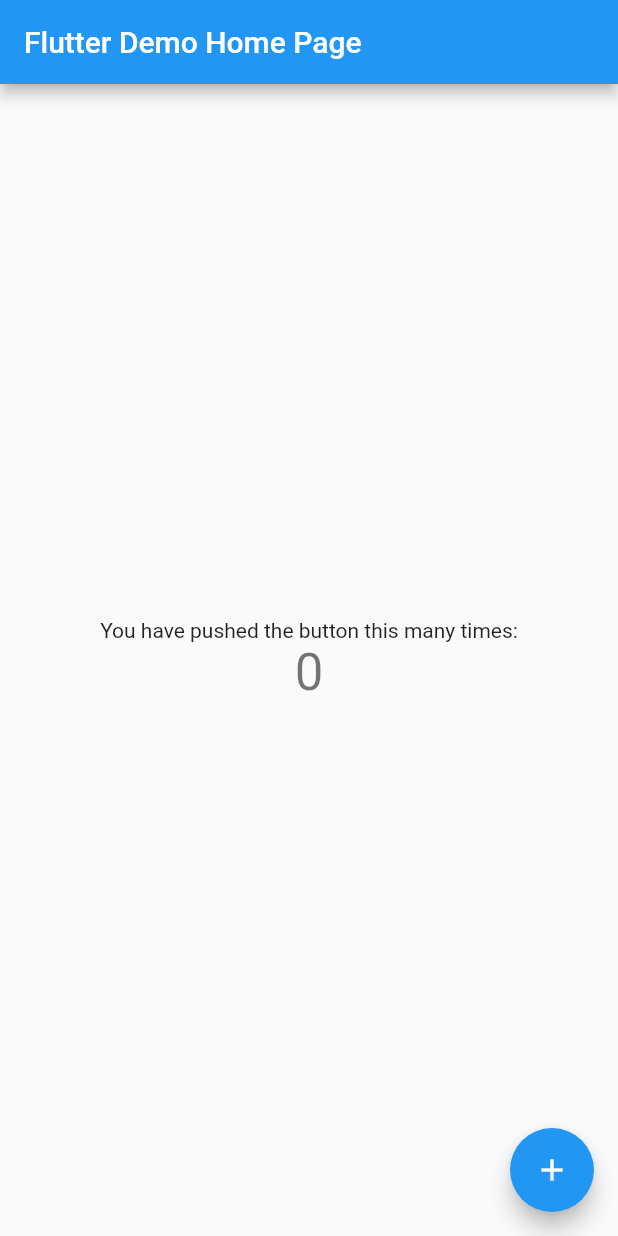
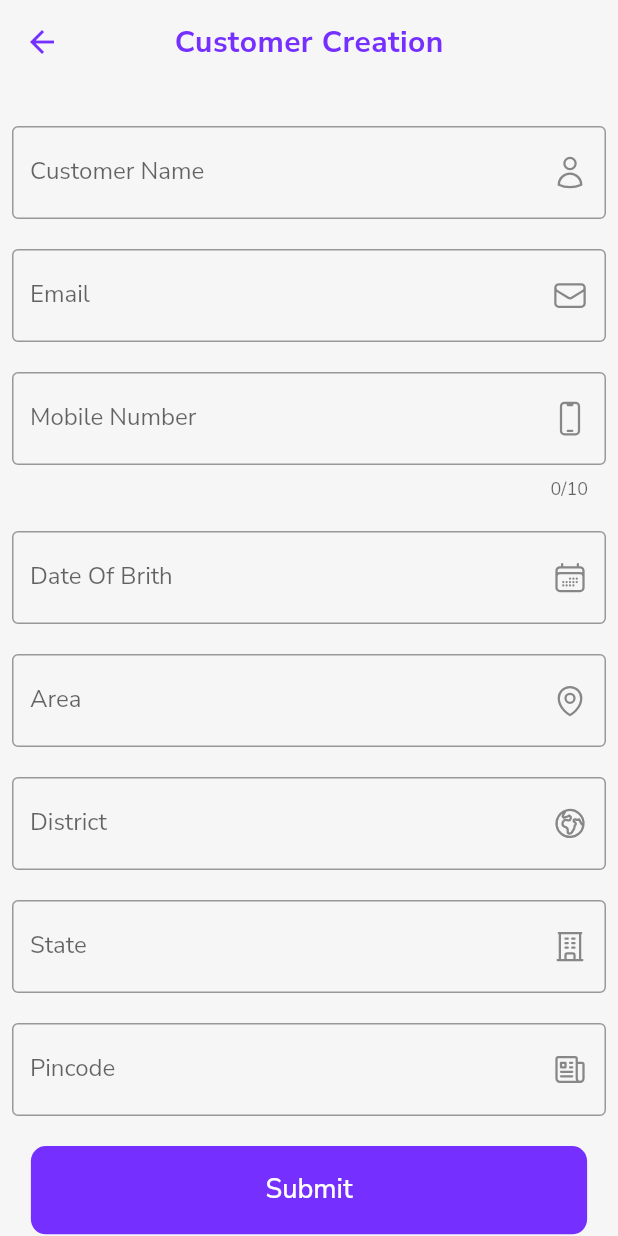
Before and after one commit to thirvusoft/senthur-murugan-borewells, a Flutter app: the screen it shows after launch, on a phone screen of 412 x 824 dp. Run offline on Flutter 3.47's test engine with Material 2 defaults, Android fonts, the light colour scheme and no system bars; our stand-ins replace get, google_fonts, heroicons, syncfusion_flutter_datepicker.

Commit message:
customer creation page

```diff
--- /dev/null
+++ b/lib/controller/apiservice.dart
@@ -0,0 +1,26 @@
+import 'package:get/get.dart';
+import 'package:http/http.dart' as http;
+
+class ApiService extends GetxService {
+  Future<ApiResponse> get(String methodName, args) async {
+    final url = "https://oxo.thirvusoft.co.in/api/method/$methodName";
+     final uri = Uri.parse(url).replace(queryParameters: args);
+
+    final response = await http.get(uri);
+
+    return ApiResponse(
+      statusCode: response.statusCode,
+      body: response.body,
+    );
+  }
+}
+
+class ApiResponse {
+  final int statusCode;
+  final String body;
+
+  ApiResponse({
+    required this.statusCode,
+    required this.body,
+  });
+}
--- /dev/null
+++ b/lib/controller/routes.dart
@@ -0,0 +1,13 @@
+import 'package:get/get_navigation/src/routes/get_route.dart';
+
+import '../page/customer_creation.dart';
+class Routes {
+  static String customercreation = '/Customercreation';
+
+}
+final getPages=[
+   GetPage(
+    name: Routes.customercreation,
+    page: () => const Customercreation(),
+  ),
+];
--- a/lib/main.dart
+++ b/lib/main.dart
@@ -1,4 +1,8 @@
 import 'package:flutter/material.dart';
+import 'package:get/get_navigation/src/root/get_material_app.dart';
+import 'package:google_fonts/google_fonts.dart';
+
+import 'controller/routes.dart';
 
 void main() {
   runApp(const MyApp());
@@ -7,109 +11,40 @@
 class MyApp extends StatelessWidget {
   const MyApp({super.key});
 
-  // This widget is the root of your application.
   @override
   Widget build(BuildContext context) {
-    return MaterialApp(
-      title: 'Flutter Demo',
+    return GetMaterialApp(
+      debugShowCheckedModeBanner: false,
+      initialRoute: Routes.customercreation,
+      getPages: getPages,
       theme: ThemeData(
-        // This is the theme of your application.
-        //
-        // Try running your application with "flutter run". You'll see the
-        // application has a blue toolbar. Then, without quitting the app, try
-        // changing the primarySwatch below to Colors.green and then invoke
-        // "hot reload" (press "r" in the console where you ran "flutter run",
-        // or simply save your changes to "hot reload" in a Flutter IDE).
-        // Notice that the counter didn't reset back to zero; the application
-        // is not restarted.
-        primarySwatch: Colors.blue,
+        scaffoldBackgroundColor: const Color(0xFFF6F6F6),
+        textTheme: GoogleFonts.nunitoSansTextTheme(
+          Theme.of(context).textTheme,
+        ),
+        primarySwatch: createMaterialColor(const Color(0xFF752FFF)),
+        visualDensity: VisualDensity.adaptivePlatformDensity,
       ),
-      home: const MyHomePage(title: 'Flutter Demo Home Page'),
     );
   }
 }
 
-class MyHomePage extends StatefulWidget {
-  const MyHomePage({super.key, required this.title});
+MaterialColor createMaterialColor(Color color) {
+  List strengths = <double>[.05];
+  Map<int, Color> swatch = {};
+  final int r = color.red, g = color.green, b = color.blue;
 
-  // This widget is the home page of your application. It is stateful, meaning
-  // that it has a State object (defined below) that contains fields that affect
-  // how it looks.
-
-  // This class is the configuration for the state. It holds the values (in this
-  // case the title) provided by the parent (in this case the App widget) and
-  // used by the build method of the State. Fields in a Widget subclass are
-  // always marked "final".
-
-  final String title;
-
-  @override
-  State<MyHomePage> createState() => _MyHomePageState();
-}
-
-class _MyHomePageState extends State<MyHomePage> {
-  int _counter = 0;
-
-  void _incrementCounter() {
-    setState(() {
-      // This call to setState tells the Flutter framework that something has
-      // changed in this State, which causes it to rerun the build method below
-      // so that the display can reflect the updated values. If we changed
-      // _counter without calling setState(), then the build method would not be
-      // called again, and so nothing would appear to happen.
-      _counter++;
-    });
+  for (int i = 1; i < 10; i++) {
+    strengths.add(0.1 * i);
   }
-
-  @override
-  Widget build(BuildContext context) {
-    // This method is rerun every time setState is called, for instance as done
-    // by the _incrementCounter method above.
-    //
-    // The Flutter framework has been optimized to make rerunning build methods
-    // fast, so that you can just rebuild anything that needs updating rather
-    // than having to individually change instances of widgets.
-    return Scaffold(
-      appBar: AppBar(
-        // Here we take the value from the MyHomePage object that was created by
-        // the App.build method, and use it to set our appbar title.
-        title: Text(widget.title),
-      ),
-      body: Center(
-        // Center is a layout widget. It takes a single child and positions it
-        // in the middle of the parent.
-        child: Column(
-          // Column is also a layout widget. It takes a list of children and
-          // arranges them vertically. By default, it sizes itself to fit its
-          // children horizontally, and tries to be as tall as its parent.
-          //
-          // Invoke "debug painting" (press "p" in the console, choose the
-          // "Toggle Debug Paint" action from the Flutter Inspector in Android
-          // Studio, or the "Toggle Debug Paint" command in Visual Studio Code)
-          // to see the wireframe for each widget.
-          //
-          // Column has various properties to control how it sizes itself and
-          // how it positions its children. Here we use mainAxisAlignment to
-          // center the children vertically; the main axis here is the vertical
-          // axis because Columns are vertical (the cross axis would be
-          // horizontal).
-          mainAxisAlignment: MainAxisAlignment.center,
-          children: <Widget>[
-            const Text(
-              'You have pushed the button this many times:',
-            ),
-            Text(
-              '$_counter',
-              style: Theme.of(context).textTheme.headline4,
-            ),
-          ],
-        ),
-      ),
-      floatingActionButton: FloatingActionButton(
-        onPressed: _incrementCounter,
-        tooltip: 'Increment',
-        child: const Icon(Icons.add),
-      ), // This trailing comma makes auto-formatting nicer for build methods.
+  for (var strength in strengths) {
+    final double ds = 0.5 - strength;
+    swatch[(strength * 1000).round()] = Color.fromRGBO(
+      r + ((ds < 0 ? r : (255 - r)) * ds).round(),
+      g + ((ds < 0 ? g : (255 - g)) * ds).round(),
+      b + ((ds < 0 ? b : (255 - b)) * ds).round(),
+      1,
     );
   }
+  return MaterialColor(color.value, swatch);
 }
--- /dev/null
+++ b/lib/page/customer_creation.dart
@@ -0,0 +1,165 @@
+import 'package:flutter/material.dart';
+import 'package:heroicons/heroicons.dart';
+import 'package:senthur_murugan/controller/apiservice.dart';
+import 'package:senthur_murugan/widgets/appbar.dart';
+import 'package:senthur_murugan/widgets/custom_button.dart';
+import 'package:senthur_murugan/widgets/datepicker.dart';
+import 'package:syncfusion_flutter_datepicker/datepicker.dart';
+
+import '../widgets/textformfield.dart';
+
+class Customercreation extends StatefulWidget {
+  const Customercreation({super.key});
+
+  @override
+  State<Customercreation> createState() => _CustomercreationState();
+}
+
+class _CustomercreationState extends State<Customercreation> {
+  final _customerFormKey = GlobalKey<FormState>();
+  final ApiService apiService = ApiService();
+
+  final TextEditingController _usernameController = TextEditingController();
+  final TextEditingController _emailController = TextEditingController();
+  final TextEditingController _mobileController = TextEditingController();
+  final TextEditingController _dateController = TextEditingController();
+  final TextEditingController _areaController = TextEditingController();
+  final TextEditingController _talukController = TextEditingController();
+  final TextEditingController _districtController = TextEditingController();
+  final TextEditingController _pincodeController = TextEditingController();
+
+  @override
+  Widget build(BuildContext context) {
+    return Scaffold(
+        appBar: ReusableAppBar(
+          leading: IconButton(
+            icon: const Icon(Icons.arrow_back,
+                color: Color(0xFF752FFF)), // Provide your leading icon
+            onPressed: () {
+              // Add your leading icon functionality here
+            },
+          ),
+          title: 'Customer Creation',
+          // actions: [
+          //   IconButton(
+          //     icon: Icon(Icons.search),
+          //     onPressed: () {
+          //       // Add your search functionality here
+          //     },
+          //   ),
+          //   IconButton(
+          //     icon: Icon(Icons.settings),
+          //     onPressed: () {
+          //       // Add your settings functionality here
+          //     },
+          //   ),
+          // ],
+        ),
+        body: SingleChildScrollView(
+            child: Padding(
+          padding: const EdgeInsets.all(8.0),
+          child: Form(
+            key: _customerFormKey,
+            child: Column(
+              children: [
+                const SizedBox(
+                  height: 20,
+                ),
+                ReusableTextField(
+                  labelText: 'Customer Name',
+                  controller: _usernameController,
+                  obscureText: false,
+                  suffixIcon: HeroIcons.user,
+                ),
+                const SizedBox(
+                  height: 20,
+                ),
+                ReusableTextField(
+                  labelText: 'Email',
+                  controller: _emailController,
+                  obscureText: false,
+                  suffixIcon: HeroIcons.envelope,
+                ),
+                const SizedBox(
+                  height: 20,
+                ),
+                ReusableTextField(
+                  controller: _mobileController,
+                  labelText: 'Mobile Number',
+                  validator: (value) {
+                    if (value == null || value.isEmpty) {
+                      return "Mobile Number can't be empty";
+                    } else if (value.length != 10) {
+                      return "Invalid Mobile Number ";
+                    }
+                    return null;
+                  },
+                  maxLength: 10,
+                  keyboardType: TextInputType.phone,
+                  obscureText: false,
+                  suffixIcon: HeroIcons.devicePhoneMobile,
+                ),
+                const SizedBox(
+                  height: 20,
+                ),
+                ReusableDatePickerTextField(
+                  controller: _dateController,
+                  labelText: 'Date Of Brith',
+                ),
+                const SizedBox(
+                  height: 20,
+                ),
+                ReusableTextField(
+                  labelText: 'Area',
+                  controller: _areaController,
+                  obscureText: false,
+                  suffixIcon: HeroIcons.mapPin,
+                ),
+                const SizedBox(
+                  height: 20,
+                ),
+                ReusableTextField(
+                  labelText: 'District',
+                  controller: _districtController,
+                  obscureText: false,
+                  suffixIcon: HeroIcons.globeEuropeAfrica,
+                ),
+                const SizedBox(
+                  height: 20,
+                ),
+                ReusableTextField(
+                  labelText: 'State',
+                  controller: _talukController,
+                  obscureText: false,
+                  suffixIcon: HeroIcons.buildingOffice,
+                ),
+                const SizedBox(
+                  height: 20,
+                ),
+                ReusableTextField(
+                  labelText: 'Pincode',
+                  keyboardType: TextInputType.phone,
+                  controller: _pincodeController,
+                  obscureText: false,
+                  suffixIcon: HeroIcons.newspaper,
+                ),
+                const SizedBox(
+                  height: 20,
+                ),
+                CustomFormButton(
+                  innerText: 'Submit',
+                  onPressed: () async {
+                    final response =
+                        await apiService.get('frappe.auth.get_logged_user',);
+
+                    print('Status Code: ${response.statusCode}');
+                    print('Response Body: ${response.body}');
+                    if (_customerFormKey.currentState!.validate()) {}
+                  },
+                )
+              ],
+            ),
+          ),
+        )));
+  }
+}
--- /dev/null
+++ b/lib/widgets/appbar.dart
@@ -0,0 +1,28 @@
+import 'package:flutter/material.dart';
+
+class ReusableAppBar extends StatelessWidget implements PreferredSizeWidget {
+  final String title;
+  final List<Widget>? actions;
+  final Widget? leading;
+  const ReusableAppBar(
+      {super.key, required this.title, this.actions, this.leading});
+
+  @override
+  Widget build(BuildContext context) {
+    return AppBar(
+      leading: leading,
+      centerTitle: true,
+      elevation: 0,
+      backgroundColor: const Color(0xFFF6F6F6),
+      title: Text(title,
+          style: const TextStyle(
+              color: Color(0xFF752FFF),
+              fontWeight: FontWeight.bold,
+              letterSpacing: .3)),
+      // actions: actions,
+    );
+  }
+
+  @override
+  Size get preferredSize => const Size.fromHeight(kToolbarHeight);
+}
--- /dev/null
+++ b/lib/widgets/custom_button.dart
@@ -0,0 +1,29 @@
+import 'package:flutter/material.dart';
+
+class CustomFormButton extends StatelessWidget {
+  final String innerText;
+  final void Function()? onPressed;
+  const CustomFormButton(
+      {Key? key, required this.innerText, required this.onPressed})
+      : super(key: key);
+
+  @override
+  Widget build(BuildContext context) {
+    Size size = MediaQuery.of(context).size;
+    return Container(
+      width: size.width * 0.9,
+      height: size.height / 14,
+      decoration: BoxDecoration(
+        color: const Color(0xFF752FFF),
+        borderRadius: BorderRadius.circular(10),
+      ),
+      child: TextButton(
+        onPressed: onPressed,
+        child: Text(
+          innerText,
+          style: const TextStyle(color: Colors.white, fontSize: 18),
+        ),
+      ),
+    );
+  }
+}
--- /dev/null
+++ b/lib/widgets/datepicker.dart
@@ -0,0 +1,53 @@
+import 'package:flutter/material.dart';
+import 'package:heroicons/heroicons.dart';
+
+class ReusableDatePickerTextField extends StatefulWidget {
+  final TextEditingController controller;
+  final String labelText;
+  final FormFieldValidator<String>? validator;
+
+  const ReusableDatePickerTextField({
+    required this.controller,
+    required this.labelText,
+    this.validator,
+  });
+
+  @override
+  _ReusableDatePickerTextFieldState createState() =>
+      _ReusableDatePickerTextFieldState();
+}
+
+class _ReusableDatePickerTextFieldState
+    extends State<ReusableDatePickerTextField> {
+  Future<void> _selectDate(BuildContext context) async {
+    final DateTime? pickedDate = await showDatePicker(
+      context: context,
+      initialDate: DateTime.now(),
+      firstDate: DateTime(1950),
+      lastDate: DateTime(2101),
+    );
+
+    if (pickedDate != null && pickedDate != widget.controller.text) {
+      widget.controller.text = pickedDate.toString().substring(0, 10);
+    }
+  }
+
+  @override
+  Widget build(BuildContext context) {
+    return TextFormField(
+      autovalidateMode: AutovalidateMode.onUserInteraction,
+      controller: widget.controller,
+      textInputAction: TextInputAction.next,
+      validator: widget.validator,
+      decoration: InputDecoration(
+        border: const OutlineInputBorder(
+            borderSide: BorderSide(color: Color(0x0ff2d2e4))),
+        suffixIcon: const HeroIcon(HeroIcons.calendarDays),
+        labelText: widget.labelText,
+      ),
+      style: const TextStyle(),
+      readOnly: true,
+      onTap: () => _selectDate(context),
+    );
+  }
+}
--- /dev/null
+++ b/lib/widgets/textformfield.dart
@@ -0,0 +1,46 @@
+import 'package:flutter/material.dart';
+import 'package:heroicons/heroicons.dart';
+
+class ReusableTextField extends StatelessWidget {
+  final String labelText;
+  final TextEditingController controller;
+  final TextInputType keyboardType;
+  final bool obscureText;
+  final HeroIcons? suffixIcon;
+  final int? maxLength;
+  final FormFieldValidator<String>? validator;
+
+  const ReusableTextField({
+    required this.labelText,
+    required this.controller,
+    this.keyboardType = TextInputType.text,
+    this.obscureText = false,
+    this.suffixIcon,
+    this.maxLength,
+    this.validator,
+  });
+
+  @override
+  Widget build(BuildContext context) {
+    return TextFormField(
+      controller: controller,
+      keyboardType: keyboardType,
+      obscureText: obscureText,
+      validator: validator,
+      maxLength: maxLength,
+      decoration: InputDecoration(
+        labelText: labelText,
+        border: const OutlineInputBorder(
+            borderSide: BorderSide(color: Color(0x0ff2d2e4))),
+        suffixIcon:
+            suffixIcon != null ? HeroIcon(suffixIcon as HeroIcons) : null,
+      ),
+      // validator: (value) {
+      //   if (value == null || value.isEmpty) {
+      //     return 'Please enter some text.';
+      //   }
+      //   return null;
+      // },
+    );
+  }
+}
--- a/pubspec.yaml
+++ b/pubspec.yaml
@@ -36,6 +36,10 @@
   # The following adds the Cupertino Icons font to your application.
   # Use with the CupertinoIcons class for iOS style icons.
   cupertino_icons: ^1.0.2
+  get: ^4.6.5
+  google_fonts: ^5.1.0
+  heroicons: ^0.9.0
+  syncfusion_flutter_datepicker: ^22.2.11
 
 dev_dependencies:
   flutter_test:
```
Also changed, not shown: pubspec.lock, 2 other files.
